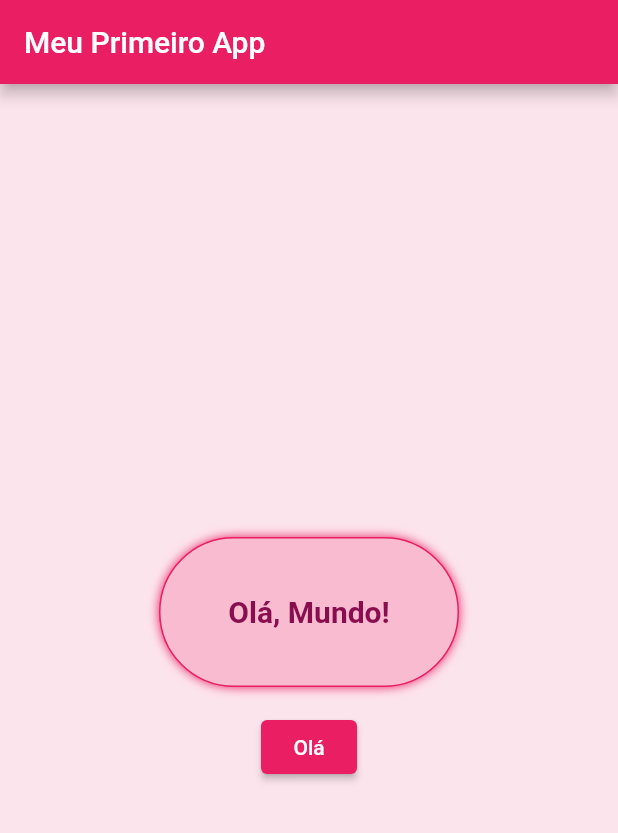
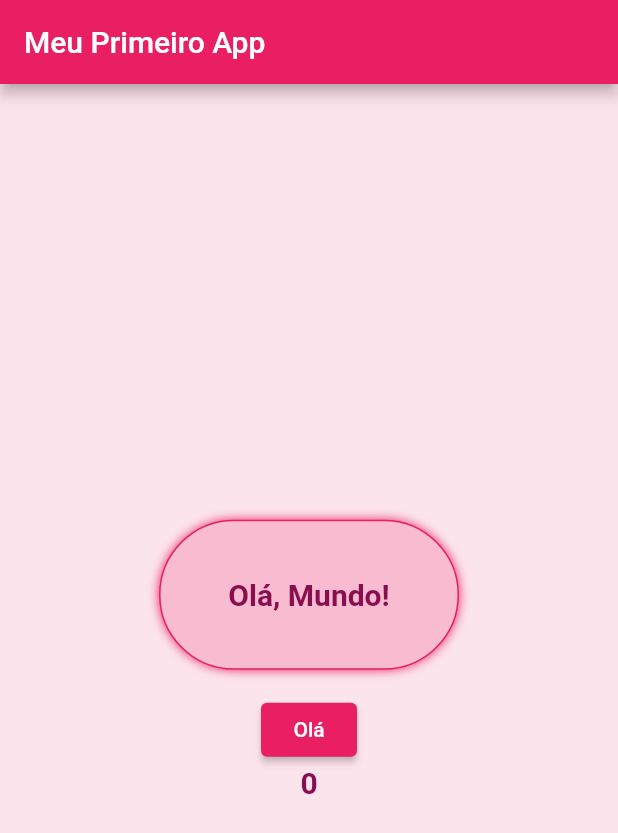
Before and after one commit to PedroTrama/flutter_testes, a Flutter app: the screen it shows after launch, on a phone screen of 412 x 824 dp. Shown: the top 833 px of the screen. Run offline on Flutter 3.47's test engine with Material 2 defaults, Android fonts, the phone set to English and light mode, and no system bars; Roboto replaces fonts that are missing (Calibri).

Commit message:
coloquei um contador

```diff
--- a/lib/main.dart
+++ b/lib/main.dart
@@ -13,13 +13,16 @@ class HomePage extends StatefulWidget {
 
 class _HomePageState extends State<HomePage> {
   String text = 'Olá, Mundo!';
+  int counter = 0;
 
   void changeText() {
     setState(() {
       if (text == 'Olá, Mundo!') {
         text = ':)';
+        counter++;
       } else {
         text = 'Olá, Mundo!';
+        counter++;
       }
     });
   }
@@ -56,7 +59,8 @@ class _HomePageState extends State<HomePage> {
                         color: Colors.pink[900],
                         fontWeight: FontWeight.bold,
                         fontFamily: 'Calibri',
-                      ))),
+                      )),
+                      ),
               SizedBox(height: 16),
               ElevatedButton(
                 style: ButtonStyle(
@@ -68,6 +72,14 @@ class _HomePageState extends State<HomePage> {
                 onPressed: changeText,
                 child: Text('Olá'),
               ),
+              Text(counter.toString(),
+                      textAlign: TextAlign.center,
+                      style: TextStyle(
+                        fontSize: 20,
+                        color: Colors.pink[900],
+                        fontWeight: FontWeight.bold,
+                        fontFamily: 'Calibri',
+                      ))
             ],
           ),
         ),
```
